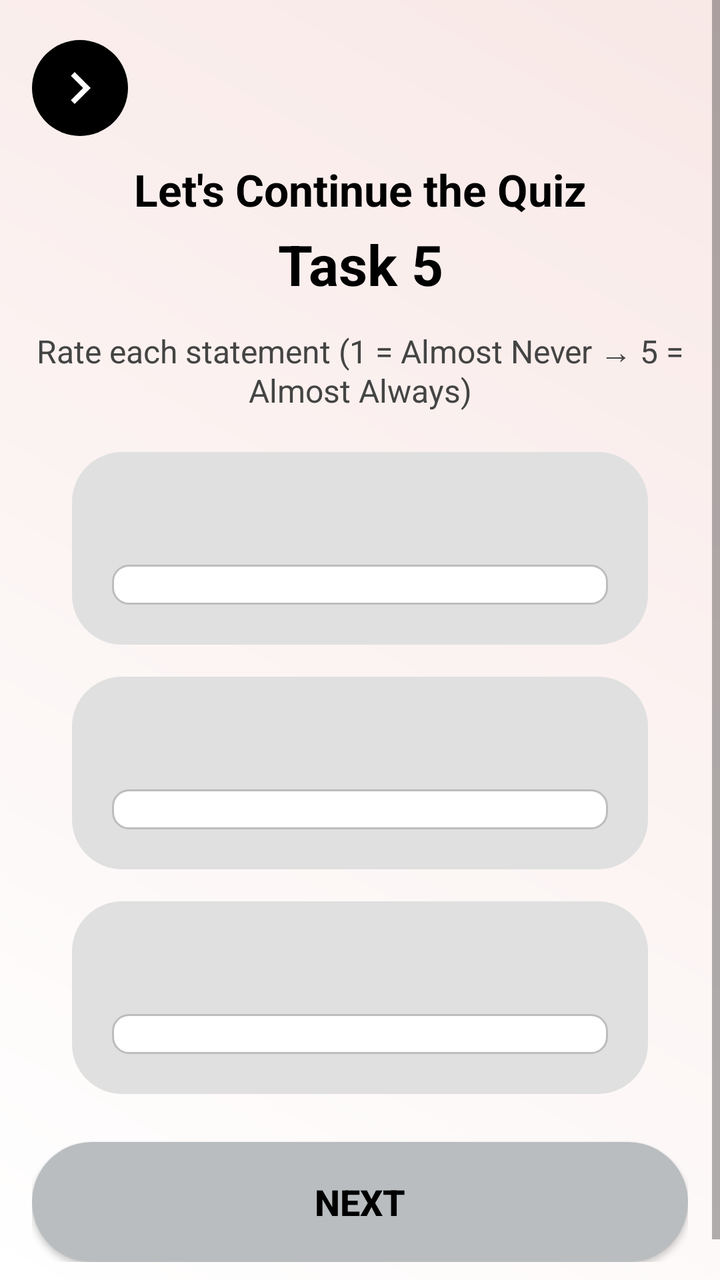
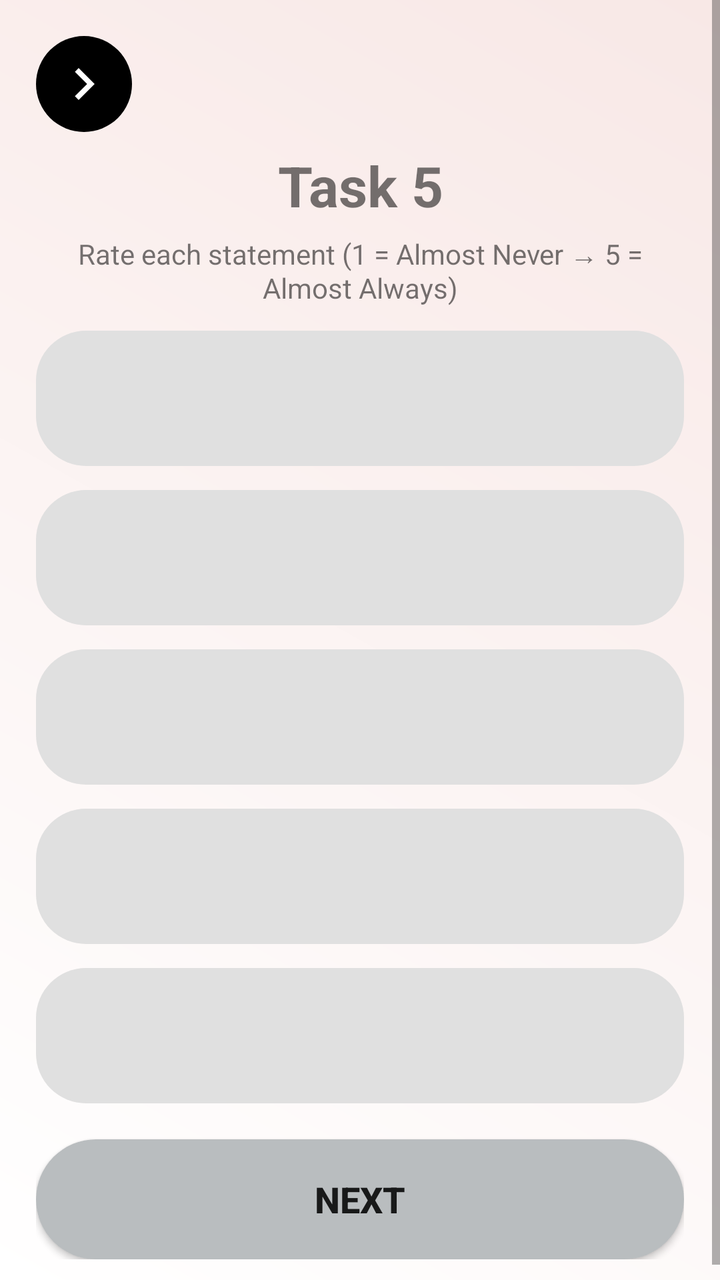

Compare the two renders of this Android layout. The source of the first and the diff that turns it into the second are given below.
<!-- AndroidManifest.xml: application theme Theme.CogniSync -->
<!-- res/layout/activity_task5.xml -->
<?xml version="1.0" encoding="utf-8"?>
<ScrollView xmlns:android="http://schemas.android.com/apk/res/android"
    xmlns:tools="http://schemas.android.com/tools"
    android:layout_width="match_parent"
    android:layout_height="match_parent"
    android:fillViewport="true"
    android:background="@drawable/background_gradient"
    android:fitsSystemWindows="true"
    tools:context=".Task5Activity">

    <LinearLayout
        android:layout_width="match_parent"
        android:layout_height="wrap_content"
        android:orientation="vertical"
        android:paddingTop="20dp"
        android:paddingBottom="30dp"
        android:paddingHorizontal="16dp">

        
        <ImageButton
            android:id="@+id/btnBack"
            android:layout_width="48dp"
            android:layout_height="48dp"
            android:background="@drawable/circle_bg"
            android:src="@drawable/ic_arrow_back"
            android:contentDescription="Back" />

        
        <TextView
            android:layout_width="match_parent"
            android:layout_height="wrap_content"
            android:text="Let's Continue the Quiz"
            android:textAlignment="center"
            android:textColor="#000"
            android:textSize="22sp"
            android:textStyle="bold"
            android:layout_marginTop="12dp"/>

        <TextView
            android:layout_width="match_parent"
            android:layout_height="wrap_content"
            android:text="Task 5"
            android:textAlignment="center"
            android:textColor="#000"
            android:textSize="28sp"
            android:textStyle="bold"
            android:layout_marginTop="4dp"/>

        <TextView
            android:layout_width="match_parent"
            android:layout_height="wrap_content"
            android:text="Rate each statement (1 = Almost Never → 5 = Almost Always)"
            android:textAlignment="center"
            android:textColor="#444"
            android:textSize="16sp"
            android:layout_marginTop="14dp"/>

        
        <LinearLayout
            android:layout_width="match_parent"
            android:layout_height="wrap_content"
            android:orientation="vertical"
            android:background="@drawable/rounded_grey_bg"
            android:padding="20dp"
            android:layout_marginTop="20dp"
            android:layout_marginHorizontal="20dp">

            <TextView
                android:id="@+id/q1Text"
                android:layout_width="match_parent"
                android:layout_height="wrap_content"
                android:textSize="18sp"
                android:textStyle="bold"
                android:textColor="#000"
                android:gravity="center"/>

            <Spinner
                android:id="@+id/firstSpinner"
                android:layout_width="match_parent"
                android:layout_height="wrap_content"
                android:layout_marginTop="12dp"
                android:background="@drawable/edittext_bg"
                android:padding="10dp" />
        </LinearLayout>

        
        <LinearLayout
            android:layout_width="match_parent"
            android:layout_height="wrap_content"
            android:orientation="vertical"
            android:background="@drawable/rounded_grey_bg"
            android:padding="20dp"
            android:layout_marginTop="16dp"
            android:layout_marginHorizontal="20dp">

            <TextView
                android:id="@+id/q2Text"
                android:layout_width="match_parent"
                android:layout_height="wrap_content"
                android:textSize="18sp"
                android:textStyle="bold"
                android:textColor="#000"
                android:gravity="center"/>

            <Spinner
                android:id="@+id/secondSpinner"
                android:layout_width="match_parent"
                android:layout_height="wrap_content"
                android:layout_marginTop="12dp"
                android:background="@drawable/edittext_bg"
                android:padding="10dp" />
        </LinearLayout>

        
        <LinearLayout
            android:layout_width="match_parent"
            android:layout_height="wrap_content"
            android:orientation="vertical"
            android:background="@drawable/rounded_grey_bg"
            android:padding="20dp"
            android:layout_marginTop="16dp"
            android:layout_marginHorizontal="20dp">

            <TextView
                android:id="@+id/q3Text"
                android:layout_width="match_parent"
                android:layout_height="wrap_content"
                android:textSize="18sp"
                android:textStyle="bold"
                android:textColor="#000"
                android:gravity="center"/>

            <Spinner
                android:id="@+id/thirdSpinner"
                android:layout_width="match_parent"
                android:layout_height="wrap_content"
                android:layout_marginTop="12dp"
                android:background="@drawable/edittext_bg"
                android:padding="10dp" />
        </LinearLayout>

        
        <androidx.appcompat.widget.AppCompatButton
            android:id="@+id/btnNext"
            android:layout_width="match_parent"
            android:layout_height="60dp"
            android:layout_marginTop="24dp"
            android:background="@drawable/btn_bg"
            android:text="NEXT"
            android:textStyle="bold"
            android:textSize="18sp"
            android:textColor="#000" />

    </LinearLayout>
</ScrollView>
<!-- resources referenced by this layout -->
<resources>
  <!-- drawable background_gradient (drawable) -->
  <?xml version="1.0" encoding="utf-8"?>
  <shape xmlns:android="http://schemas.android.com/apk/res/android">
      <gradient
          android:angle="45"
          android:startColor="#Ffffff"
          android:endColor="#F8E8E6"
          android:type="linear" />
  </shape>
  <!-- drawable btn_bg (drawable) -->
  <shape xmlns:android="http://schemas.android.com/apk/res/android"
      android:shape="rectangle">
      <solid android:color="#B9BDBF"/>
      <corners android:radius="35dp"/>
  </shape>
  <!-- drawable circle_bg (drawable) -->
  <?xml version="1.0" encoding="utf-8"?>
  <shape xmlns:android="http://schemas.android.com/apk/res/android"
      android:shape="oval">
  
      
      <solid android:color="#000000"/>   
  
      
      <stroke
          android:width="0dp"
          android:color="#CCCCCC"/>       
  
      
  </shape>
  <!-- drawable edittext_bg (drawable) -->
  <?xml version="1.0" encoding="utf-8"?>
  <selector xmlns:android="http://schemas.android.com/apk/res/android">
  
      
      <item android:state_pressed="true">
          <shape android:shape="rectangle">
              <solid android:color="#FFFFFF" />
              <corners android:radius="8dp"/>
              <stroke android:width="2dp" android:color="#8AB4F8" /> 
          </shape>
      </item>
  
      
      <item android:state_focused="true">
          <shape android:shape="rectangle">
              <solid android:color="#FFFFFF"/>
              <corners android:radius="8dp"/>
              <stroke android:width="2dp" android:color="#8AB4F8"/>
          </shape>
      </item>
  
      
      <item>
          <shape android:shape="rectangle">
              <solid android:color="#FFFFFF"/>
              <corners android:radius="8dp"/>
              <stroke android:width="1dp" android:color="#BDBDBD"/>
          </shape>
      </item>
  
  </selector>
  <!-- drawable ic_arrow_back (drawable) -->
  <vector xmlns:android="http://schemas.android.com/apk/res/android"
      android:width="32dp"
      android:height="32dp"
      android:viewportWidth="32"
      android:viewportHeight="32">
      <path
          android:fillColor="#ffffff"
          android:pathData="M11.45 22.12L17.56 16l-6.1-6.12L13.32 8l8 8-8 8-1.88-1.88Z"/>
  </vector>
  <!-- drawable rounded_grey_bg (drawable) -->
  <?xml version="1.0" encoding="utf-8"?>
  <shape xmlns:android="http://schemas.android.com/apk/res/android"
      android:shape="rectangle">
  
      
      <solid android:color="#E0E0E0" />
  
      
      <corners android:radius="25dp" />
  
  </shape>
  <style name="Theme.CogniSync" parent="Theme.MaterialComponents.DayNight.NoActionBar">
  
  
  
          
          <item name="android:statusBarColor">@android:color/white</item>
          <item name="android:windowLightStatusBar">true</item>
  
      </style>
</resources>

<!-- the commit's change to res/layout/activity_task5.xml (unified diff, before → after) -->
@@ -1,22 +1,17 @@
 <?xml version="1.0" encoding="utf-8"?>
 <ScrollView xmlns:android="http://schemas.android.com/apk/res/android"
-    xmlns:tools="http://schemas.android.com/tools"
     android:layout_width="match_parent"
     android:layout_height="match_parent"
-    android:fillViewport="true"
     android:background="@drawable/background_gradient"
     android:fitsSystemWindows="true"
-    tools:context=".Task5Activity">
+    android:fillViewport="true">
 
     <LinearLayout
+        android:orientation="vertical"
+        android:padding="18dp"
         android:layout_width="match_parent"
-        android:layout_height="wrap_content"
-        android:orientation="vertical"
-        android:paddingTop="20dp"
-        android:paddingBottom="30dp"
-        android:paddingHorizontal="16dp">
+        android:layout_height="wrap_content">
 
-        
         <ImageButton
             android:id="@+id/btnBack"
             android:layout_width="48dp"
@@ -25,131 +20,157 @@
             android:src="@drawable/ic_arrow_back"
             android:contentDescription="Back" />
 
-        
-        <TextView
-            android:layout_width="match_parent"
-            android:layout_height="wrap_content"
-            android:text="Let's Continue the Quiz"
-            android:textAlignment="center"
-            android:textColor="#000"
-            android:textSize="22sp"
-            android:textStyle="bold"
-            android:layout_marginTop="12dp"/>
-
         <TextView
             android:layout_width="match_parent"
             android:layout_height="wrap_content"
             android:text="Task 5"
-            android:textAlignment="center"
-            android:textColor="#000"
             android:textSize="28sp"
             android:textStyle="bold"
-            android:layout_marginTop="4dp"/>
+            android:gravity="center"
+            android:layout_marginTop="8dp"/>
 
         <TextView
             android:layout_width="match_parent"
             android:layout_height="wrap_content"
             android:text="Rate each statement (1 = Almost Never → 5 = Almost Always)"
-            android:textAlignment="center"
-            android:textColor="#444"
-            android:textSize="16sp"
-            android:layout_marginTop="14dp"/>
+            android:textSize="14sp"
+            android:gravity="center"
+            android:layout_marginTop="6dp"/>
 
         
+        
         <LinearLayout
-            android:layout_width="match_parent"
-            android:layout_height="wrap_content"
             android:orientation="vertical"
             android:background="@drawable/rounded_grey_bg"
-            android:padding="20dp"
-            android:layout_marginTop="20dp"
-            android:layout_marginHorizontal="20dp">
+            android:padding="18dp"
+            android:layout_marginTop="12dp"
+            android:layout_width="match_parent"
+            android:layout_height="wrap_content">
 
             <TextView
-                android:id="@+id/q1Text"
+                android:id="@+id/q1"
                 android:layout_width="match_parent"
                 android:layout_height="wrap_content"
-                android:textSize="18sp"
+                android:textSize="16sp"
                 android:textStyle="bold"
-                android:textColor="#000"
                 android:gravity="center"/>
 
             <Spinner
-                android:id="@+id/firstSpinner"
+                android:id="@+id/spinner1"
                 android:layout_width="match_parent"
                 android:layout_height="wrap_content"
-                android:layout_marginTop="12dp"
-                android:background="@drawable/edittext_bg"
-                android:padding="10dp" />
+                android:layout_marginTop="10dp"
+                android:background="@drawable/edittext_bg"/>
         </LinearLayout>
 
         
         <LinearLayout
-            android:layout_width="match_parent"
-            android:layout_height="wrap_content"
             android:orientation="vertical"
             android:background="@drawable/rounded_grey_bg"
-            android:padding="20dp"
-            android:layout_marginTop="16dp"
-            android:layout_marginHorizontal="20dp">
+            android:padding="18dp"
+            android:layout_marginTop="12dp"
+            android:layout_width="match_parent"
+            android:layout_height="wrap_content">
 
             <TextView
-                android:id="@+id/q2Text"
+                android:id="@+id/q2"
                 android:layout_width="match_parent"
                 android:layout_height="wrap_content"
-                android:textSize="18sp"
+                android:textSize="16sp"
                 android:textStyle="bold"
-                android:textColor="#000"
                 android:gravity="center"/>
 
             <Spinner
-                android:id="@+id/secondSpinner"
+                android:id="@+id/spinner2"
                 android:layout_width="match_parent"
                 android:layout_height="wrap_content"
-                android:layout_marginTop="12dp"
-                android:background="@drawable/edittext_bg"
-                android:padding="10dp" />
+                android:layout_marginTop="10dp"
+                android:background="@drawable/edittext_bg"/>
         </LinearLayout>
 
         
         <LinearLayout
-            android:layout_width="match_parent"
-            android:layout_height="wrap_content"
             android:orientation="vertical"
             android:background="@drawable/rounded_grey_bg"
-            android:padding="20dp"
-            android:layout_marginTop="16dp"
-            android:layout_marginHorizontal="20dp">
+            android:padding="18dp"
+            android:layout_marginTop="12dp"
+            android:layout_width="match_parent"
+            android:layout_height="wrap_content">
 
             <TextView
-                android:id="@+id/q3Text"
+                android:id="@+id/q3"
                 android:layout_width="match_parent"
                 android:layout_height="wrap_content"
-                android:textSize="18sp"
+                android:textSize="16sp"
                 android:textStyle="bold"
-                android:textColor="#000"
                 android:gravity="center"/>
 
             <Spinner
-                android:id="@+id/thirdSpinner"
+                android:id="@+id/spinner3"
                 android:layout_width="match_parent"
                 android:layout_height="wrap_content"
-                android:layout_marginTop="12dp"
-                android:background="@drawable/edittext_bg"
-                android:padding="10dp" />
+                android:layout_marginTop="10dp"
+                android:background="@drawable/edittext_bg"/>
         </LinearLayout>
 
         
+        <LinearLayout
+            android:orientation="vertical"
+            android:background="@drawable/rounded_grey_bg"
+            android:padding="18dp"
+            android:layout_marginTop="12dp"
+            android:layout_width="match_parent"
+            android:layout_height="wrap_content">
+
+            <TextView
+                android:id="@+id/q4"
+                android:layout_width="match_parent"
+                android:layout_height="wrap_content"
+                android:textSize="16sp"
+                android:textStyle="bold"
+                android:gravity="center"/>
+
+            <Spinner
+                android:id="@+id/spinner4"
+                android:layout_width="match_parent"
+                android:layout_height="wrap_content"
+                android:layout_marginTop="10dp"
+                android:background="@drawable/edittext_bg"/>
+        </LinearLayout>
+
+        
+        <LinearLayout
+            android:orientation="vertical"
+            android:background="@drawable/rounded_grey_bg"
+            android:padding="18dp"
+            android:layout_marginTop="12dp"
+            android:layout_width="match_parent"
+            android:layout_height="wrap_content">
+
+            <TextView
+                android:id="@+id/q5"
+                android:layout_width="match_parent"
+                android:layout_height="wrap_content"
+                android:textSize="16sp"
+                android:textStyle="bold"
+                android:gravity="center"/>
+
+            <Spinner
+                android:id="@+id/spinner5"
+                android:layout_width="match_parent"
+                android:layout_height="wrap_content"
+                android:layout_marginTop="10dp"
+                android:background="@drawable/edittext_bg"/>
+        </LinearLayout>
+
         <androidx.appcompat.widget.AppCompatButton
             android:id="@+id/btnNext"
             android:layout_width="match_parent"
             android:layout_height="60dp"
-            android:layout_marginTop="24dp"
-            android:background="@drawable/btn_bg"
+            android:layout_marginTop="18dp"
             android:text="NEXT"
             android:textStyle="bold"
             android:textSize="18sp"
-            android:textColor="#000" />
-
+            android:background="@drawable/btn_bg"/>
     </LinearLayout>
 </ScrollView>
